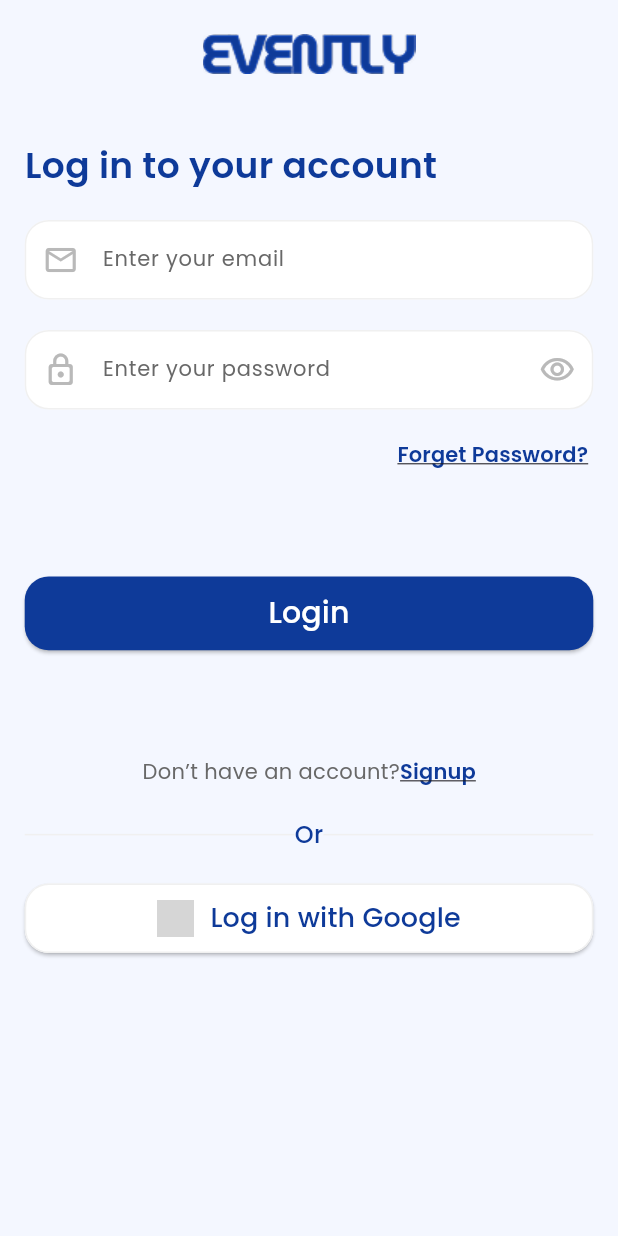
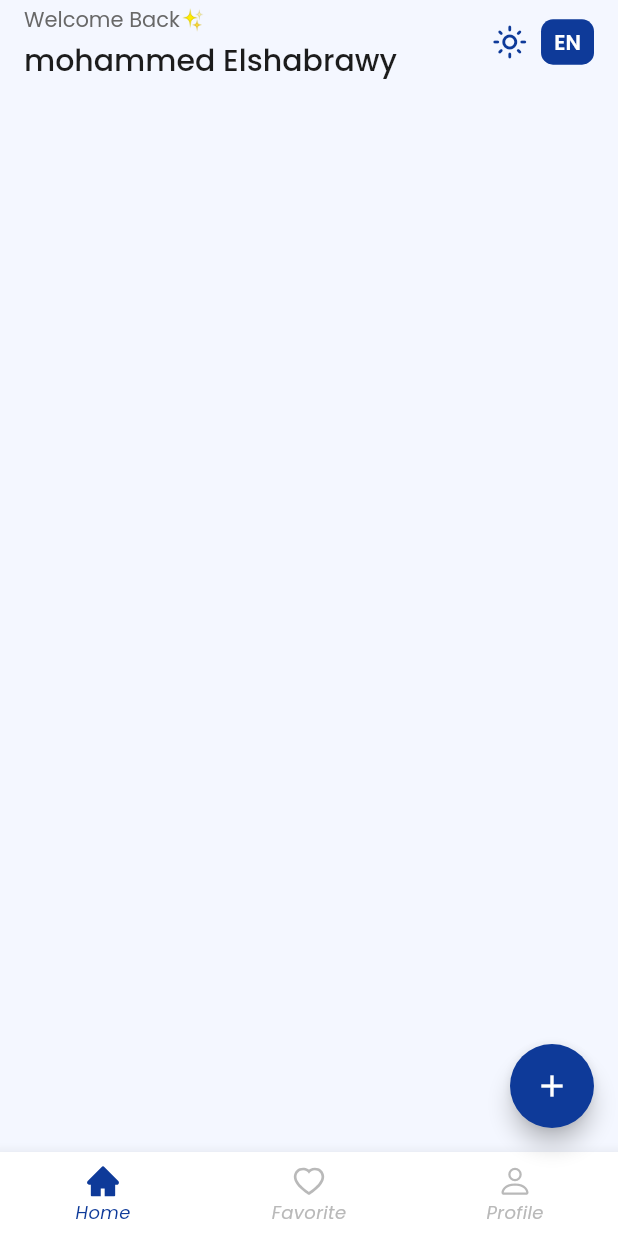
Before and after one commit to Mohammed-Elshabrawy/evently, a Flutter app: the screen it shows after launch, on a phone screen of 412 x 824 dp. Run offline on Flutter 3.47's test engine with Material 3 defaults, Android fonts, the phone set to English and light mode, and no system bars; our stand-ins replace carousel_slider, easy_localization, google_fonts, icons_plus, shared_preferences; grey boxes are pictures that could not be loaded.

Commit message:
home layout & profile tab done

```diff
--- a/assets/translations/ar.json
+++ b/assets/translations/ar.json
@@ -28,7 +28,7 @@
   "sign_up_with_Google": "قم بالتسجيل مع جوجل",
   "forget_password": "نسيت كلمة المرور؟",
   "reset_password": "إعادة تعيين كلمة المرور",
-  "welcome_back": "مرحباً بكم من جديد",
+  "welcome_back": "مرحباً بك من جديد✨",
   "all": "الكل",
   "sport": "رياضة",
   "login_to_your_account": "تسجيل الدخول إلى حسابك",
@@ -38,5 +38,10 @@
   "meeting": "اجتماع",
   "exhibition": "معرض",
   "eating": "أكل",
-  "or": "أو"
+  "or": "أو",
+  "home": "الرئيسية",
+  "favorite": "المفضل",
+  "profile": "الملف الشخصي",
+  "dark_mode": "الوضع المظلم",
+  "logout": "تسجيل الخروج"
 }
--- a/assets/translations/en.json
+++ b/assets/translations/en.json
@@ -28,7 +28,7 @@
   "sign_up_with_Google": "Sign up with Google",
   "forget_password": "Forget Password?",
   "reset_password": "Reset password",
-  "welcome_back": "Welcome Back",
+  "welcome_back": "Welcome Back✨",
   "all": "All",
   "sport": "Sport",
   "login_to_your_account": "Log in to your account",
@@ -38,6 +38,10 @@
   "meeting": "Meeting",
   "exhibition": "Exhibition",
   "eating": "Eating",
-  "or": "Or"
-
+  "or": "Or",
+  "home": "Home",
+  "favorite": "Favorite",
+  "profile": "Profile",
+  "dark_mode": "Dark mode",
+  "logout": "Logout"
 }
--- a/lib/main.dart
+++ b/lib/main.dart
@@ -2,7 +2,7 @@ import 'package:easy_localization/easy_localization.dart';
 import 'package:evently/pages/auth/forgot_password_screen/forgot_password_screen.dart';
 import 'package:evently/pages/auth/login_screen/login_screen.dart';
 import 'package:evently/pages/auth/signup_screen/signup_screen.dart';
-import 'package:evently/pages/home_screen/home_screen.dart';
+import 'package:evently/pages/home_layout/home_layout.dart';
 import 'package:evently/pages/onboarding/onboarding.dart';
 import 'package:evently/pages/settings_screen/settings_screen.dart';
 import 'package:evently/providers/app_setting_provider.dart';
@@ -46,12 +46,12 @@ class MyApp extends StatelessWidget {
       routes: {
         AppRoutes.settingsRoute: (context) => const SettingsScreen(),
         AppRoutes.onBoardingRoute: (context) => const OnBoardingScreen(),
-        AppRoutes.homeRoute: (context) => const HomeScreen(),
+        AppRoutes.homeLayoutRoute: (context) =>  HomeLayout(),
         AppRoutes.loginRoute: (context) => const LoginScreen(),
         AppRoutes.signupRoute: (context) => const SignUpScreen(),
         AppRoutes.forgotPasswordRoute: (context) => const ForgotPasswordScreen(),
       },
-      initialRoute: AppRoutes.loginRoute,
+      initialRoute: AppRoutes.homeLayoutRoute,
       localizationsDelegates: context.localizationDelegates,
       supportedLocales: context.supportedLocales,
       debugShowCheckedModeBanner: false,
--- a/lib/pages/auth/login_screen/login_screen.dart
+++ b/lib/pages/auth/login_screen/login_screen.dart
@@ -72,7 +72,10 @@ class LoginScreen extends StatelessWidget {
               CustomElevatedButton(
                 text: "login",
                 onButtonPressed: () {
-                  //Todo: Navigate to home screen
+                  Navigator.pushReplacementNamed(
+                    context,
+                    AppRoutes.homeLayoutRoute,
+                  );
                 },
               ),
               SizedBox(height: 30 * context.screenHeightRatio),
--- a/lib/pages/auth/signup_screen/signup_screen.dart
+++ b/lib/pages/auth/signup_screen/signup_screen.dart
@@ -70,7 +70,10 @@ class SignUpScreen extends StatelessWidget {
               CustomElevatedButton(
                 text: "signup",
                 onButtonPressed: () {
-                  //Todo: Navigate to home screen
+                  Navigator.pushReplacementNamed(
+                    context,
+                    AppRoutes.homeLayoutRoute,
+                  );
                 },
               ),
               SizedBox(height: 30 * context.screenHeightRatio),
--- a/lib/pages/auth/widget/custom_divider.dart
+++ b/lib/pages/auth/widget/custom_divider.dart
@@ -11,7 +11,6 @@ class CustomDivider extends StatelessWidget {
   @override
   Widget build(BuildContext context) {
     var appSettingsProvider = Provider.of<AppSettingProvider>(context);
-
     return Stack(
       alignment: Alignment.center,
       children: [
--- /dev/null
+++ b/lib/pages/home_layout/home_layout.dart
@@ -0,0 +1,96 @@
+import 'package:easy_localization/easy_localization.dart';
+import 'package:evently/pages/home_layout/tabs/home_tab/home_screen.dart';
+import 'package:evently/pages/home_layout/tabs/profile_tab/profile_tab.dart';
+import 'package:flutter/material.dart';
+import 'package:icons_plus/icons_plus.dart';
+import 'package:provider/provider.dart';
+import '../../providers/app_setting_provider.dart';
+import '../../utils/app_colors.dart';
+import '../../utils/app_text_styles.dart';
+
+class HomeLayout extends StatefulWidget {
+  const HomeLayout({super.key});
+
+  @override
+  State<HomeLayout> createState() => _HomeLayoutState();
+}
+
+class _HomeLayoutState extends State<HomeLayout> {
+  final List<Widget> tabs = [HomeTab(), HomeTab(), ProfileTab()];
+
+  int currentInex = 0;
+
+  @override
+  Widget build(BuildContext context) {
+    var appSettingsProvider = Provider.of<AppSettingProvider>(context);
+    return Scaffold(
+      floatingActionButton: Visibility(
+        visible: currentInex == 0,
+        child: FloatingActionButton(
+          shape: RoundedRectangleBorder(borderRadius: BorderRadius.circular(50)),
+          backgroundColor: appSettingsProvider.isLight
+              ? AppColors.mainColor
+              : AppColors.darkMainColor,
+          onPressed: () {
+            //Todo:add event
+          },
+          child: Icon(Icons.add, color: AppColors.whiteColor),
+        ),
+      ),
+      body: tabs[currentInex],
+      bottomNavigationBar: BottomNavigationBar(
+        selectedLabelStyle: AppTextStyles.r12.copyWith(
+          fontStyle: FontStyle.italic,
+        ),
+        unselectedLabelStyle: AppTextStyles.r12.copyWith(
+          fontStyle: FontStyle.italic,
+        ),
+        unselectedItemColor: AppColors.disableColor,
+        selectedItemColor: appSettingsProvider.isLight
+            ? AppColors.mainColor
+            : AppColors.darkMainColor,
+        backgroundColor: appSettingsProvider.isLight
+            ? AppColors.whiteColor
+            : AppColors.darkBGColor,
+        currentIndex: currentInex,
+        onTap: (index) {
+          setState(() {
+            currentInex = index;
+          });
+        },
+        items: [
+          getCustomBottomNavigationBarItem(
+            icon: AntDesign.home_outline,
+            iconFiled: AntDesign.home_fill,
+            label: 'home',
+            index: 0,
+          ),
+          getCustomBottomNavigationBarItem(
+            icon: AntDesign.heart_outline,
+            iconFiled: AntDesign.heart_fill,
+            label: 'favorite',
+            index: 1,
+          ),
+          getCustomBottomNavigationBarItem(
+            icon: Bootstrap.person,
+            iconFiled: Bootstrap.person_fill,
+            label: 'profile',
+            index: 2,
+          ),
+        ],
+      ),
+    );
+  }
+
+  BottomNavigationBarItem getCustomBottomNavigationBarItem({
+    required IconData icon,
+    required IconData iconFiled,
+    required String label,
+    required int index,
+  }) {
+    return BottomNavigationBarItem(
+      icon: Icon(currentInex == index ? iconFiled : icon),
+      label: label.tr(),
+    );
+  }
+}
--- /dev/null
+++ b/lib/pages/home_layout/tabs/home_tab/home_screen.dart
@@ -0,0 +1,72 @@
+import 'package:easy_localization/easy_localization.dart';
+import 'package:evently/utils/app_colors.dart';
+import 'package:evently/utils/app_text_styles.dart';
+import 'package:evently/utils/responsive.dart';
+import 'package:flutter/material.dart';
+import 'package:provider/provider.dart';
+import '../../../../providers/app_setting_provider.dart';
+
+class HomeTab extends StatelessWidget {
+  const HomeTab({super.key});
+
+  @override
+  Widget build(BuildContext context) {
+    var appSettingsProvider = Provider.of<AppSettingProvider>(context);
+    return Scaffold(
+      appBar: AppBar(
+        title: Row(
+          spacing: 8*context.screenWidthRatio,
+          children: [
+            Column(
+              spacing: 5*context.screenHeightRatio,
+              crossAxisAlignment: CrossAxisAlignment.start,
+              children: [
+                Text(
+                  "welcome_back".tr(),
+                  style: AppTextStyles.r14.copyWith(
+                    color: appSettingsProvider.isLight
+                        ? AppColors.secTextColor
+                        : AppColors.darkSecTextColor,
+                  ),
+                ),
+                Text(
+                  "mohammed Elshabrawy",
+                  style: AppTextStyles.m20.copyWith(
+                    color: appSettingsProvider.isLight
+                        ? AppColors.mainTextColor
+                        : AppColors.whiteColor,
+                  ),
+                ),
+              ],
+            ),
+            const Spacer(),
+            Icon(
+              appSettingsProvider.isLight
+                  ? Icons.light_mode_outlined
+                  : Icons.dark_mode_outlined,
+              color: appSettingsProvider.isLight
+                  ? AppColors.mainColor
+                  : AppColors.darkMainColor,
+            ),
+            Container(
+              padding: EdgeInsetsGeometry.symmetric(
+                horizontal: 8 * context.screenWidthRatio,
+                vertical: 6 * context.screenHeightRatio,
+              ),
+              decoration: BoxDecoration(
+                borderRadius: BorderRadius.circular(8),
+                color: appSettingsProvider.isLight
+                    ? AppColors.mainColor
+                    : AppColors.darkMainColor,
+              ),
+              child: Text(
+                appSettingsProvider.isEnglish ? 'EN' : 'AR',
+                style: AppTextStyles.sB14.copyWith(color: AppColors.whiteColor),
+              ),
+            ),
+          ],
+        ),
+      ),
+    );
+  }
+}
--- a/lib/pages/onboarding/onboarding.dart
+++ b/lib/pages/onboarding/onboarding.dart
@@ -74,7 +74,7 @@ class OnBoardingScreenState extends State<OnBoardingScreen> {
             visible: currentIndex != 2,
             child: InkWell(
               onTap: () {
-                Navigator.pushReplacementNamed(context, AppRoutes.homeRoute);
+                Navigator.pushReplacementNamed(context, AppRoutes.loginRoute);
               },
               child: Container(
                 padding: EdgeInsets.symmetric(
@@ -157,7 +157,7 @@ class OnBoardingScreenState extends State<OnBoardingScreen> {
                         } else if (i == 2) {
                           Navigator.pushReplacementNamed(
                             context,
-                            AppRoutes.homeRoute,
+                            AppRoutes.loginRoute,
                           );
                         }
                       },
--- a/lib/utils/app_assets.dart
+++ b/lib/utils/app_assets.dart
@@ -15,5 +15,7 @@ class AppAssets {
   static const String settingsDark = "$onBoardingDarkPath/onB1dark.png";
   static const String authLight = "assets/images/auth/FBlight.png";
   static const String authDark = "assets/images/auth/FBdark.png";
+  static const String profile = "assets/images/profile_tab/circle_logo_light.png";
+
 
 }
--- a/lib/utils/app_routes.dart
+++ b/lib/utils/app_routes.dart
@@ -1,7 +1,7 @@
 class AppRoutes {
   static const String settingsRoute ="settings_screen";
   static const String onBoardingRoute ="onboarding_screen";
-  static const String homeRoute ="Home_screen";
+  static const String homeLayoutRoute ="home_layout";
   static const String loginRoute ="Login_screen";
   static const String signupRoute ="Signup_screen";
   static const String forgotPasswordRoute ="forgot_password_screen";
--- a/pubspec.yaml
+++ b/pubspec.yaml
@@ -74,6 +74,7 @@ flutter:
      - assets/images/onboarding/dark/
      - assets/images/onboarding/light/
      - assets/images/auth/
+     - assets/images/profile_tab/circle_logo_light.png
 
   # An image asset can refer to one or more resolution-specific "variants", see
   # https://flutter.dev/to/resolution-aware-images
```
Also changed, not shown: lib/pages/home_layout/tabs/profile_tab/profile_tab.dart (added, +160 -0 lines), lib/pages/home_layout/tabs/profile_tab/widget/lang_item.dart (added, +70 -0 lines), lib/pages/home_layout/tabs/profile_tab/widget/settings_item.dart (added, +49 -0 lines), lib/pages/home_screen/home_screen.dart (deleted, +0 -10 lines), assets/images/profile_tab/circle_logo_light.png (added), assets/images/profile_tab/circle_logo_light@2x.png (added), assets/images/profile_tab/circle_logo_light@3x.png (added).
